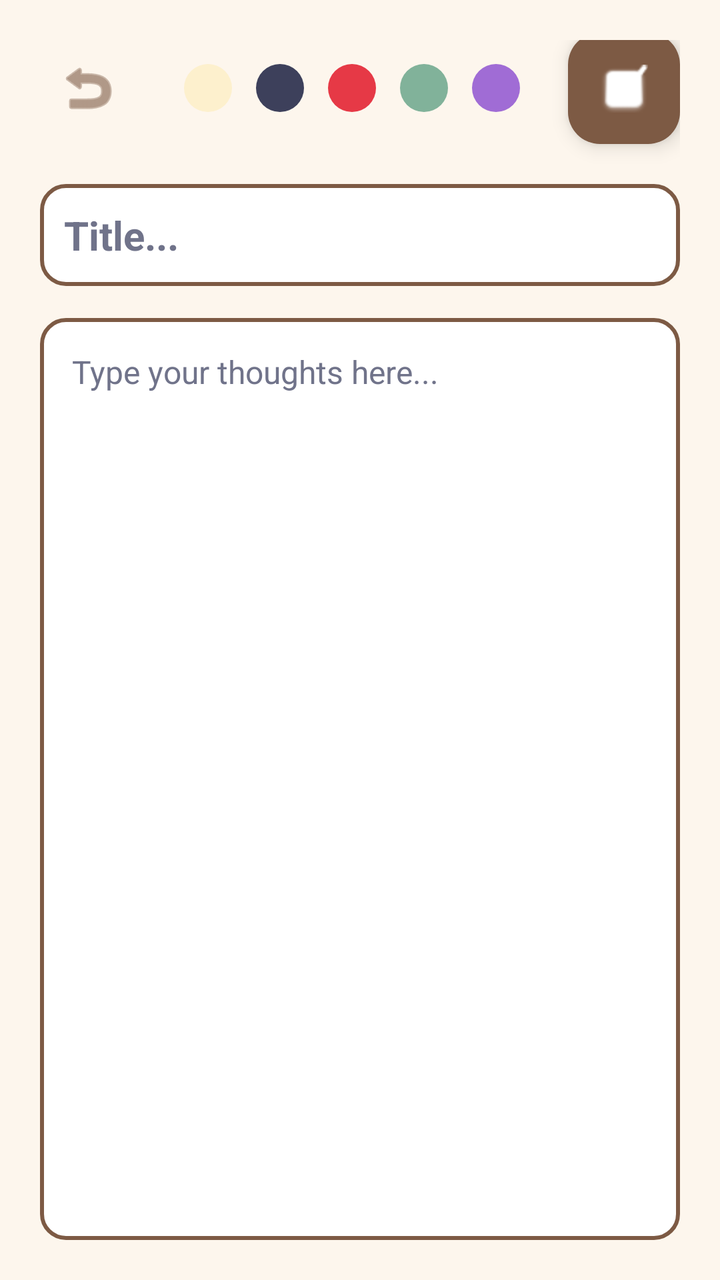
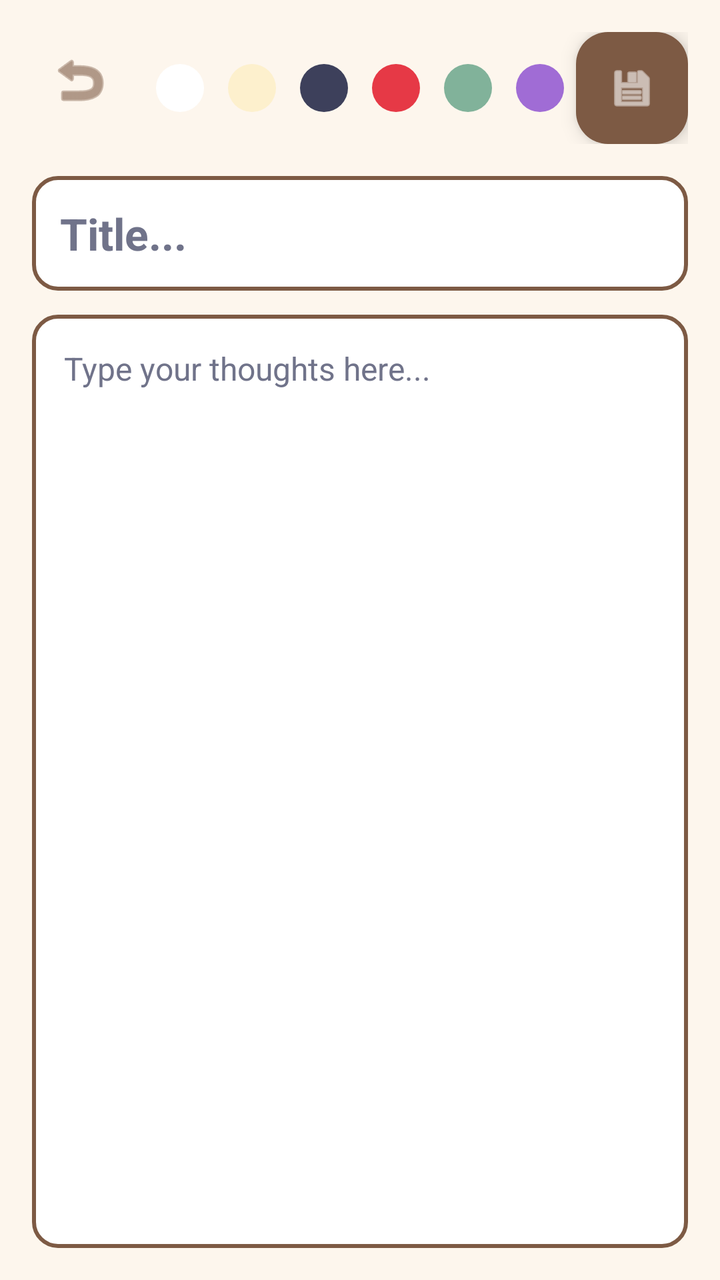

Compare the two renders of this Android layout. The source of the first and the diff that turns it into the second are given below.
<!-- AndroidManifest.xml: application theme Theme.ProjectStudyBuddy1 -->
<!-- res/layout/activity_journal_editor.xml -->
<?xml version="1.0" encoding="utf-8"?>
<androidx.constraintlayout.widget.ConstraintLayout xmlns:android="http://schemas.android.com/apk/res/android"
    xmlns:app="http://schemas.android.com/apk/res-auto"
    xmlns:tools="http://schemas.android.com/tools"
    android:layout_width="match_parent"
    android:layout_height="match_parent"
    android:background="@color/bg_cream"
    android:padding="20dp">

    <ImageButton
        android:id="@+id/btnJournalEditorBack"
        android:layout_width="48dp"
        android:layout_height="48dp"
        android:background="?android:attr/selectableItemBackgroundBorderless"
        android:src="@android:drawable/ic_menu_revert"
        app:tint="@color/accent_brown"
        app:layout_constraintTop_toTopOf="parent"
        app:layout_constraintStart_toStartOf="parent"
        android:contentDescription="Go Back" />


    <LinearLayout
        android:id="@+id/layoutJournalColorPicker"
        android:layout_width="0dp"
        android:layout_height="48dp"
        android:orientation="horizontal"
        android:gravity="center"
        android:layout_marginHorizontal="8dp"
        app:layout_constraintTop_toTopOf="parent"
        app:layout_constraintBottom_toBottomOf="@id/btnJournalEditorBack"
        app:layout_constraintStart_toEndOf="@id/btnJournalEditorBack"
        app:layout_constraintEnd_toStartOf="@id/fabSaveJournalEntry">

        <View android:id="@+id/dotYellow" android:layout_width="24dp" android:layout_height="24dp" android:layout_margin="6dp" android:background="@drawable/circle_badge" android:backgroundTint="#FDF0CD" />
        <View android:id="@+id/dotBlue" android:layout_width="24dp" android:layout_height="24dp" android:layout_margin="6dp" android:background="@drawable/circle_badge" android:backgroundTint="#3D405B" />
        <View android:id="@+id/dotRed" android:layout_width="24dp" android:layout_height="24dp" android:layout_margin="6dp" android:background="@drawable/circle_badge" android:backgroundTint="#E63946" />
        <View android:id="@+id/dotGreen" android:layout_width="24dp" android:layout_height="24dp" android:layout_margin="6dp" android:background="@drawable/circle_badge" android:backgroundTint="#81B29A" />
        <View android:id="@+id/dotPurple" android:layout_width="24dp" android:layout_height="24dp" android:layout_margin="6dp" android:background="@drawable/circle_badge" android:backgroundTint="#A06CD5" />
    </LinearLayout>

    <com.google.android.material.floatingactionbutton.FloatingActionButton
        android:id="@+id/fabSaveJournalEntry"
        android:layout_width="wrap_content"
        android:layout_height="wrap_content"
        android:src="@android:drawable/checkbox_on_background"
        android:backgroundTint="@color/accent_brown"
        app:tint="@android:color/white"
        app:fabSize="mini"
        app:layout_constraintTop_toTopOf="parent"
        app:layout_constraintBottom_toBottomOf="@id/btnJournalEditorBack"
        app:layout_constraintEnd_toEndOf="parent"
        android:contentDescription="Save Entry" />

    <EditText
        android:id="@+id/etJournalEntryTitle"
        android:layout_width="0dp"
        android:layout_height="wrap_content"
        android:layout_marginTop="24dp"
        android:hint="Title..."
        android:textColorHint="@color/text_hint_darker"
        android:textColor="@color/text_dark"
        android:textSize="20sp"
        android:textStyle="bold"
        android:background="@drawable/bg_rounded_card"
        android:padding="12dp"
        android:inputType="textCapWords"
        android:importantForAutofill="no"
        app:layout_constraintTop_toBottomOf="@id/btnJournalEditorBack"
        app:layout_constraintStart_toStartOf="parent"
        app:layout_constraintEnd_toEndOf="parent" />

    <EditText
        android:id="@+id/etJournalEntryBody"
        android:layout_width="0dp"
        android:layout_height="0dp"
        android:layout_marginTop="16dp"
        android:hint="Type your thoughts here..."
        android:textColorHint="@color/text_hint_darker"
        android:textColor="@color/text_dark"
        android:textSize="16sp"
        android:gravity="top|start"
        android:background="@drawable/bg_rounded_card"
        android:padding="16dp"
        android:inputType="textMultiLine|textCapSentences"
        android:importantForAutofill="no"
        app:layout_constraintTop_toBottomOf="@id/etJournalEntryTitle"
        app:layout_constraintBottom_toBottomOf="parent"
        app:layout_constraintStart_toStartOf="parent"
        app:layout_constraintEnd_toEndOf="parent" />

</androidx.constraintlayout.widget.ConstraintLayout>
<!-- resources referenced by this layout -->
<resources>
  <color name="accent_brown">#7D5A44</color>
  <color name="bg_cream">#FDF6ED</color>
  <color name="text_dark">#3D405B</color>
  <color name="text_hint_darker">#70738A</color>
  <!-- drawable bg_rounded_card (drawable) -->
  <?xml version="1.0" encoding="utf-8"?>
  <shape xmlns:android="http://schemas.android.com/apk/res/android" android:shape="rectangle">
      <solid android:color="@color/card_white"/>
      <stroke android:width="2dp" android:color="@color/accent_brown"/>
      <corners android:radius="12dp"/>
  </shape>
  <!-- drawable circle_badge (drawable) -->
  <?xml version="1.0" encoding="utf-8"?>
  <shape xmlns:android="http://schemas.android.com/apk/res/android"
      android:shape="oval">
      <solid android:color="@color/accent_brown" />
      <size android:width="36dp" android:height="36dp" />
  </shape>
  <style name="Theme.ProjectStudyBuddy1" parent="Theme.Material3.DayNight.NoActionBar">
          <item name="colorPrimary">@color/accent_brown</item>
          <item name="colorPrimaryDark">@color/accent_brown</item>
          <item name="colorAccent">@color/accent_orange</item>
  
          <item name="android:windowBackground">@color/bg_cream</item>
          <item name="android:colorBackground">@color/bg_cream</item>
  
          <item name="android:statusBarColor">@color/bg_cream</item>
          <item name="android:windowLightStatusBar">true</item>
  
          <item name="colorSurface">@color/card_white</item>
          <item name="colorOnSurface">@color/text_dark</item>
      </style>
  <color name="card_white">#FFFFFF</color>
  <color name="accent_orange">#E07A5F</color>
</resources>

<!-- the commit's change to res/layout/activity_journal_editor.xml (unified diff, before → after) -->
@@ -5,87 +5,91 @@
     android:layout_width="match_parent"
     android:layout_height="match_parent"
     android:background="@color/bg_cream"
-    android:padding="20dp">
+    android:padding="16dp">
 
-    <ImageButton
-        android:id="@+id/btnJournalEditorBack"
-        android:layout_width="48dp"
-        android:layout_height="48dp"
-        android:background="?android:attr/selectableItemBackgroundBorderless"
-        android:src="@android:drawable/ic_menu_revert"
-        app:tint="@color/accent_brown"
+    
+    <RelativeLayout
+        android:id="@+id/layoutJournalEditorHeader"
+        android:layout_width="match_parent"
+        android:layout_height="wrap_content"
         app:layout_constraintTop_toTopOf="parent"
         app:layout_constraintStart_toStartOf="parent"
-        android:contentDescription="Go Back" />
+        app:layout_constraintEnd_toEndOf="parent">
 
+        <ImageButton
+            android:id="@+id/btnJournalEditorBack"
+            android:layout_width="48dp"
+            android:layout_height="48dp"
+            android:background="?android:attr/selectableItemBackgroundBorderless"
+            android:src="@android:drawable/ic_menu_revert"
+            app:tint="@color/accent_brown"
+            android:contentDescription="Go Back" />
 
-    <LinearLayout
-        android:id="@+id/layoutJournalColorPicker"
-        android:layout_width="0dp"
-        android:layout_height="48dp"
-        android:orientation="horizontal"
-        android:gravity="center"
-        android:layout_marginHorizontal="8dp"
-        app:layout_constraintTop_toTopOf="parent"
-        app:layout_constraintBottom_toBottomOf="@id/btnJournalEditorBack"
-        app:layout_constraintStart_toEndOf="@id/btnJournalEditorBack"
-        app:layout_constraintEnd_toStartOf="@id/fabSaveJournalEntry">
+        
+        <LinearLayout
+            android:id="@+id/layoutJournalColorPicker"
+            android:layout_width="wrap_content"
+            android:layout_height="48dp"
+            android:orientation="horizontal"
+            android:gravity="center"
+            android:layout_centerInParent="true">
 
-        <View android:id="@+id/dotYellow" android:layout_width="24dp" android:layout_height="24dp" android:layout_margin="6dp" android:background="@drawable/circle_badge" android:backgroundTint="#FDF0CD" />
-        <View android:id="@+id/dotBlue" android:layout_width="24dp" android:layout_height="24dp" android:layout_margin="6dp" android:background="@drawable/circle_badge" android:backgroundTint="#3D405B" />
-        <View android:id="@+id/dotRed" android:layout_width="24dp" android:layout_height="24dp" android:layout_margin="6dp" android:background="@drawable/circle_badge" android:backgroundTint="#E63946" />
-        <View android:id="@+id/dotGreen" android:layout_width="24dp" android:layout_height="24dp" android:layout_margin="6dp" android:background="@drawable/circle_badge" android:backgroundTint="#81B29A" />
-        <View android:id="@+id/dotPurple" android:layout_width="24dp" android:layout_height="24dp" android:layout_margin="6dp" android:background="@drawable/circle_badge" android:backgroundTint="#A06CD5" />
-    </LinearLayout>
+            
+            <View android:id="@+id/dotWhite" android:layout_width="24dp" android:layout_height="24dp" android:layout_margin="6dp" android:background="@drawable/circle_badge" android:backgroundTint="#FFFFFF" />
+            <View android:id="@+id/dotYellow" android:layout_width="24dp" android:layout_height="24dp" android:layout_margin="6dp" android:background="@drawable/circle_badge" android:backgroundTint="#FDF0CD" />
+            <View android:id="@+id/dotBlue" android:layout_width="24dp" android:layout_height="24dp" android:layout_margin="6dp" android:background="@drawable/circle_badge" android:backgroundTint="#3D405B" />
+            <View android:id="@+id/dotRed" android:layout_width="24dp" android:layout_height="24dp" android:layout_margin="6dp" android:background="@drawable/circle_badge" android:backgroundTint="#E63946" />
+            <View android:id="@+id/dotGreen" android:layout_width="24dp" android:layout_height="24dp" android:layout_margin="6dp" android:background="@drawable/circle_badge" android:backgroundTint="#81B29A" />
+            <View android:id="@+id/dotPurple" android:layout_width="24dp" android:layout_height="24dp" android:layout_margin="6dp" android:background="@drawable/circle_badge" android:backgroundTint="#A06CD5" />
+        </LinearLayout>
 
-    <com.google.android.material.floatingactionbutton.FloatingActionButton
-        android:id="@+id/fabSaveJournalEntry"
-        android:layout_width="wrap_content"
-        android:layout_height="wrap_content"
-        android:src="@android:drawable/checkbox_on_background"
-        android:backgroundTint="@color/accent_brown"
-        app:tint="@android:color/white"
-        app:fabSize="mini"
-        app:layout_constraintTop_toTopOf="parent"
-        app:layout_constraintBottom_toBottomOf="@id/btnJournalEditorBack"
-        app:layout_constraintEnd_toEndOf="parent"
-        android:contentDescription="Save Entry" />
+        <com.google.android.material.floatingactionbutton.FloatingActionButton
+            android:id="@+id/fabSaveJournalEntry"
+            android:layout_width="wrap_content"
+            android:layout_height="wrap_content"
+            android:layout_alignParentEnd="true"
+            android:layout_centerVertical="true"
+            android:src="@android:drawable/ic_menu_save"
+            android:backgroundTint="@color/accent_brown"
+            app:tint="@android:color/white"
+            app:fabSize="mini"
+            android:contentDescription="Save Entry" />
+
+    </RelativeLayout>
 
     <EditText
         android:id="@+id/etJournalEntryTitle"
-        android:layout_width="0dp"
+        android:layout_width="match_parent"
         android:layout_height="wrap_content"
-        android:layout_marginTop="24dp"
+        android:layout_marginTop="16dp"
         android:hint="Title..."
         android:textColorHint="@color/text_hint_darker"
+        android:textStyle="bold"
+        android:textSize="22sp"
         android:textColor="@color/text_dark"
-        android:textSize="20sp"
-        android:textStyle="bold"
         android:background="@drawable/bg_rounded_card"
-        android:padding="12dp"
-        android:inputType="textCapWords"
+        android:padding="14dp"
         android:importantForAutofill="no"
-        app:layout_constraintTop_toBottomOf="@id/btnJournalEditorBack"
-        app:layout_constraintStart_toStartOf="parent"
-        app:layout_constraintEnd_toEndOf="parent" />
+        android:inputType="textCapSentences"
+        app:layout_constraintTop_toBottomOf="@id/layoutJournalEditorHeader"
+        tools:ignore="HardcodedText" />
 
     <EditText
         android:id="@+id/etJournalEntryBody"
-        android:layout_width="0dp"
+        android:layout_width="match_parent"
         android:layout_height="0dp"
-        android:layout_marginTop="16dp"
+        android:layout_marginTop="12dp"
         android:hint="Type your thoughts here..."
         android:textColorHint="@color/text_hint_darker"
+        android:textSize="16sp"
         android:textColor="@color/text_dark"
-        android:textSize="16sp"
-        android:gravity="top|start"
         android:background="@drawable/bg_rounded_card"
         android:padding="16dp"
+        android:gravity="top|start"
+        android:importantForAutofill="no"
         android:inputType="textMultiLine|textCapSentences"
-        android:importantForAutofill="no"
         app:layout_constraintTop_toBottomOf="@id/etJournalEntryTitle"
         app:layout_constraintBottom_toBottomOf="parent"
-        app:layout_constraintStart_toStartOf="parent"
-        app:layout_constraintEnd_toEndOf="parent" />
+        tools:ignore="HardcodedText" />
 
 </androidx.constraintlayout.widget.ConstraintLayout>
